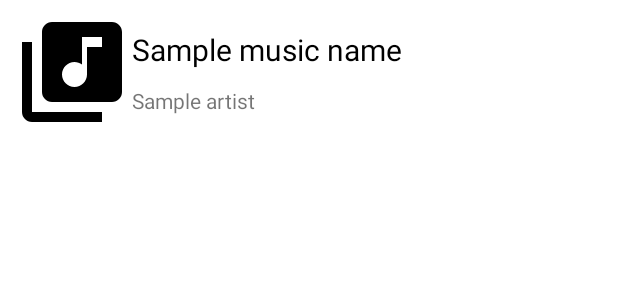
After one commit to Fayziev/MyMusicPlayer, an Android app: the layout item_music.xml on its own in the app's theme, with its tools: preview values and no code run, on a phone screen of 412 x 824 dp. The commit adds this screen. Shown: the top 300 px of the screen. Run offline under Robolectric (Android 15) with nearby library versions, the phone set to English and light mode, and no system bars.

Commit message:
add music list

```diff
--- a/app/src/main/AndroidManifest.xml
+++ b/app/src/main/AndroidManifest.xml
@@ -9,6 +9,7 @@
         android:allowBackup="true"
         android:icon="@mipmap/ic_launcher"
         android:label="@string/app_name"
+        android:name=".app.App"
         android:roundIcon="@mipmap/ic_launcher_round"
         android:supportsRtl="true"
         android:theme="@style/Theme.MyMusicPlayer">
@@ -22,9 +23,6 @@
             </intent-filter>
         </activity>
 
-        <service android:name=".service.BackgroundService"
-            android:exported="false"/>
-
         <service android:name=".service.ForegroundService"
             android:exported="false"
             android:foregroundServiceType="mediaPlayback"/>
--- /dev/null
+++ b/app/src/main/res/drawable/ic_music.xml
@@ -0,0 +1,5 @@
+<vector android:height="24dp" android:tint="#000"
+    android:viewportHeight="24" android:viewportWidth="24"
+    android:width="24dp" xmlns:android="http://schemas.android.com/apk/res/android">
+    <path android:fillColor="@android:color/black" android:pathData="M20,2L8,2c-1.1,0 -2,0.9 -2,2v12c0,1.1 0.9,2 2,2h12c1.1,0 2,-0.9 2,-2L22,4c0,-1.1 -0.9,-2 -2,-2zM18,7h-3v5.5c0,1.38 -1.12,2.5 -2.5,2.5S10,13.88 10,12.5s1.12,-2.5 2.5,-2.5c0.57,0 1.08,0.19 1.5,0.51L14,5h4v2zM4,6L2,6v14c0,1.1 0.9,2 2,2h14v-2L4,20L4,6z"/>
+</vector>
--- /dev/null
+++ b/app/src/main/res/layout/item_music.xml
@@ -0,0 +1,41 @@
+<?xml version="1.0" encoding="utf-8"?>
+<androidx.constraintlayout.widget.ConstraintLayout xmlns:android="http://schemas.android.com/apk/res/android"
+    android:layout_width="match_parent"
+    android:layout_height="wrap_content"
+    xmlns:app="http://schemas.android.com/apk/res-auto"
+    android:padding="8dp">
+
+    <ImageView
+        android:id="@+id/imageMusic"
+        android:layout_width="80dp"
+        android:layout_height="80dp"
+        android:src="@drawable/ic_music"
+        app:layout_constraintLeft_toLeftOf="parent"
+        app:layout_constraintTop_toTopOf="parent"/>
+
+
+    <TextView
+        android:id="@+id/textMusicName"
+        android:layout_width="0dp"
+        android:layout_height="wrap_content"
+        app:layout_constraintLeft_toRightOf="@id/imageMusic"
+        app:layout_constraintRight_toRightOf="parent"
+        app:layout_constraintTop_toTopOf="parent"
+        app:layout_constraintBottom_toTopOf="@id/textMusicDescription"
+        android:textSize="20sp"
+        android:textColor="#000"
+        android:text="Sample music name"/>
+
+
+    <TextView
+        android:id="@+id/textMusicDescription"
+        android:layout_width="0dp"
+        android:layout_height="wrap_content"
+        app:layout_constraintLeft_toRightOf="@id/imageMusic"
+        app:layout_constraintRight_toRightOf="parent"
+        app:layout_constraintBottom_toBottomOf="parent"
+        app:layout_constraintTop_toBottomOf="@id/textMusicName"
+        android:text="Sample artist"/>
+
+
+</androidx.constraintlayout.widget.ConstraintLayout>
--- a/build.gradle
+++ b/build.gradle
@@ -8,6 +8,7 @@ buildscript {
         classpath "com.android.tools.build:gradle:7.0.3"
         classpath "org.jetbrains.kotlin:kotlin-gradle-plugin:1.5.20"
 
+        classpath "com.google.dagger:hilt-android-gradle-plugin:2.38.1"
         // NOTE: Do not place your application dependencies here; they belong
         // in the individual module build.gradle files
     }
--- a/gradle.properties
+++ b/gradle.properties
@@ -19,3 +19,4 @@ android.useAndroidX=true
 android.enableJetifier=true
 # Kotlin code style for this project: "official" or "obsolete":
 kotlin.code.style=official
+kapt.use.worker.api=false
```
Also changed, not shown: app/build.gradle (+65 -3 lines), app/src/main/java/uz/xsoft/mymusicplayer/MainActivity.kt (+7 -14 lines), app/src/main/java/uz/xsoft/mymusicplayer/app/App.kt (added, +22 -0 lines), app/src/main/java/uz/xsoft/mymusicplayer/data/MusicData.kt (added, +14 -0 lines), app/src/main/java/uz/xsoft/mymusicplayer/domain/AppRepository.kt (added, +12 -0 lines), app/src/main/java/uz/xsoft/mymusicplayer/presentation/ui/adapter/PlayListAdapter.kt (added, +65 -0 lines), app/src/main/java/uz/xsoft/mymusicplayer/presentation/ui/screen/PlayListScreen.kt (added, +51 -0 lines), app/src/main/java/uz/xsoft/mymusicplayer/presentation/viewmodel/PlayListViewModel.kt (added, +31 -0 lines), app/src/main/java/uz/xsoft/mymusicplayer/service/BackgroundService.kt (deleted, +0 -24 lines), app/src/main/java/uz/xsoft/mymusicplayer/utils/ContextExtention.kt (added, +53 -0 lines), app/src/main/java/uz/xsoft/mymusicplayer/utils/MyUtils.kt (added, +19 -0 lines), app/src/main/java/uz/xsoft/mymusicplayer/utils/PermissionUtil.kt (added, +58 -0 lines), app/src/main/res/layout/activity_main.xml (+6 -26 lines), app/src/main/res/layout/screen_play_list.xml (added, +12 -0 lines), 1 more files.
